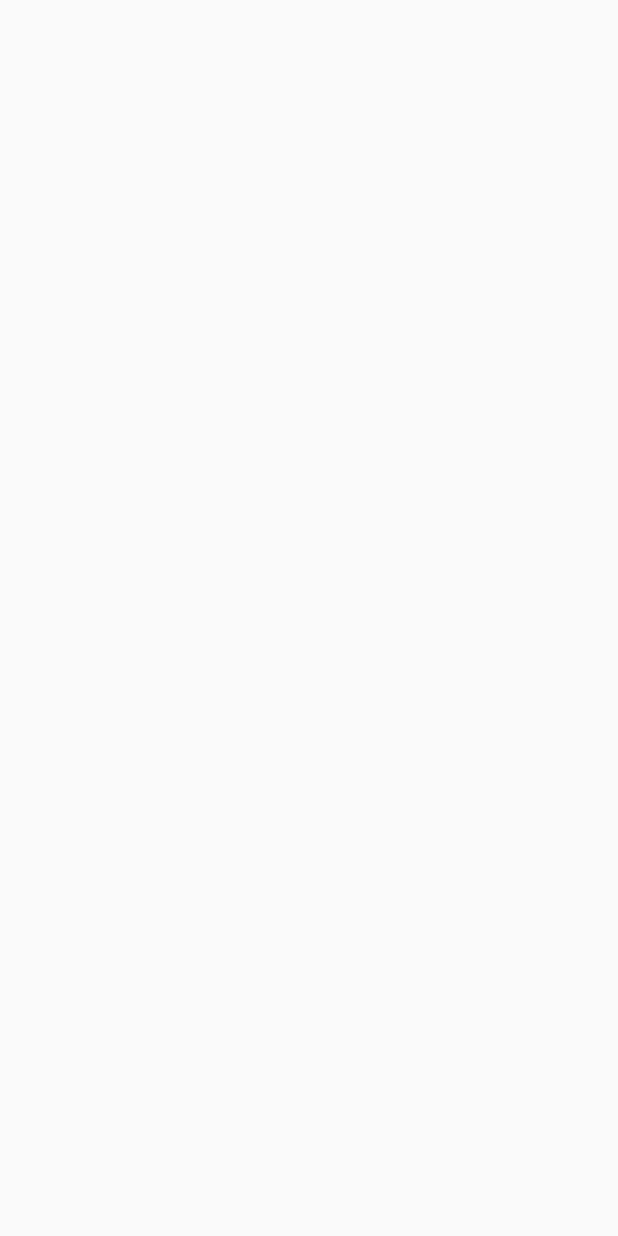
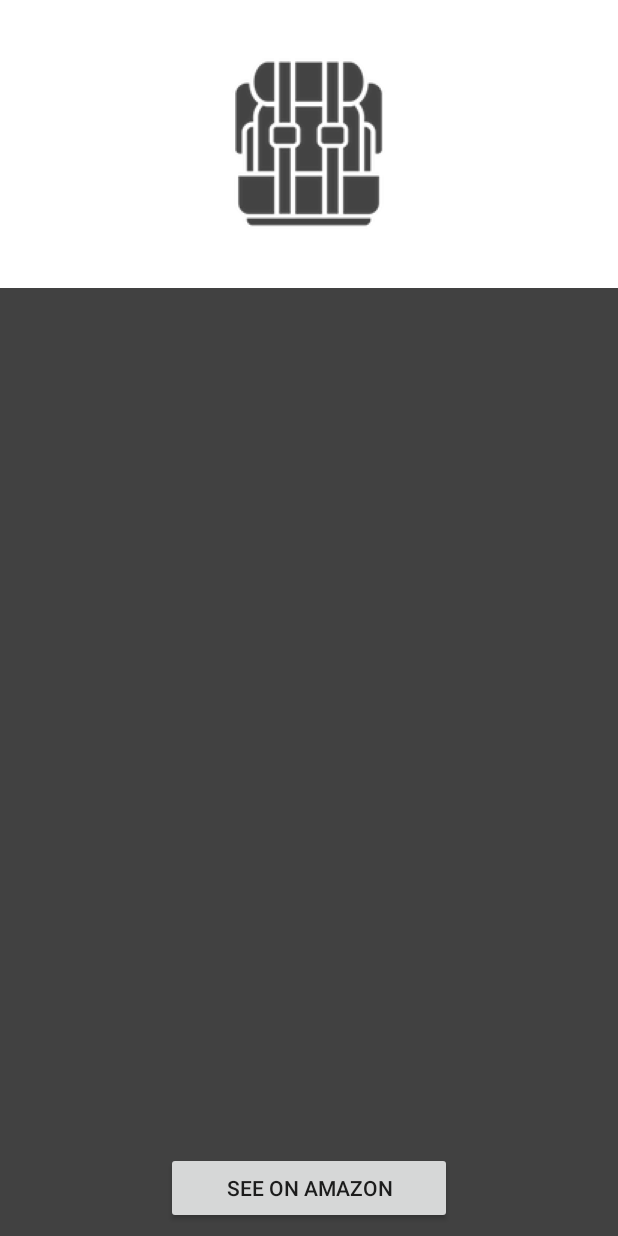
Before and after one commit to Braveheart22/TRAILguide, an Android app: the DetailActivity screen opened directly, with no data from a screen before it, on a phone screen of 412 x 824 dp. Before the commit the screen is empty. Run offline under Robolectric (Android 15) with nearby library versions, the phone set to English and light mode, and no system bars.

Commit message:
Make item detail layout.

```diff
--- a/app/src/main/res/layout/activity_detail.xml
+++ b/app/src/main/res/layout/activity_detail.xml
@@ -4,6 +4,50 @@
     xmlns:tools="http://schemas.android.com/tools"
     android:layout_width="match_parent"
     android:layout_height="match_parent"
+    android:background="@color/colorPrimary"
     tools:context=".Controller.DetailActivity">
 
+    <ImageView
+        android:id="@+id/itemDetailImage"
+        android:layout_width="0dp"
+        android:layout_height="wrap_content"
+        android:background="@android:color/white"
+        android:contentDescription="@string/item_detail_string_item_image"
+        android:paddingBottom="16dp"
+        android:paddingTop="16dp"
+        app:layout_constraintEnd_toEndOf="parent"
+        app:layout_constraintHorizontal_bias="0.5"
+        app:layout_constraintStart_toStartOf="parent"
+        app:layout_constraintTop_toTopOf="parent"
+        app:srcCompat="@drawable/backpack" />
+
+    <TextView
+        android:id="@+id/itemDetailText"
+        android:layout_width="0dp"
+        android:layout_height="0dp"
+        android:layout_marginBottom="8dp"
+        android:layout_marginTop="8dp"
+        android:textAlignment="center"
+        android:textColor="@android:color/white"
+        app:layout_constraintBottom_toTopOf="@+id/amazonBtn"
+        app:layout_constraintEnd_toEndOf="parent"
+        app:layout_constraintHorizontal_bias="0.5"
+        app:layout_constraintStart_toStartOf="parent"
+        app:layout_constraintTop_toBottomOf="@+id/itemDetailImage"
+        tools:text="Item description goes here" />
+
+    <Button
+        android:id="@+id/amazonBtn"
+        android:layout_width="wrap_content"
+        android:layout_height="wrap_content"
+        android:layout_marginBottom="8dp"
+        android:paddingEnd="40dp"
+        android:paddingLeft="40dp"
+        android:paddingRight="40dp"
+        android:paddingStart="40dp"
+        android:text="@string/see_on_amazon"
+        app:layout_constraintBottom_toBottomOf="parent"
+        app:layout_constraintEnd_toEndOf="parent"
+        app:layout_constraintHorizontal_bias="0.5"
+        app:layout_constraintStart_toStartOf="parent" />
 </android.support.constraint.ConstraintLayout>
--- a/app/src/main/res/values/strings.xml
+++ b/app/src/main/res/values/strings.xml
@@ -12,4 +12,6 @@
     <string name="hamburger_button">hamburger button</string>
     <string name="item">CATEGORY GEAR</string>
     <string name="item_image">item image</string>
+    <string name="see_on_amazon">See on Amazon</string>
+    <string name="item_detail_string_item_image">Item detail @string/item_image</string>
 </resources>
```
